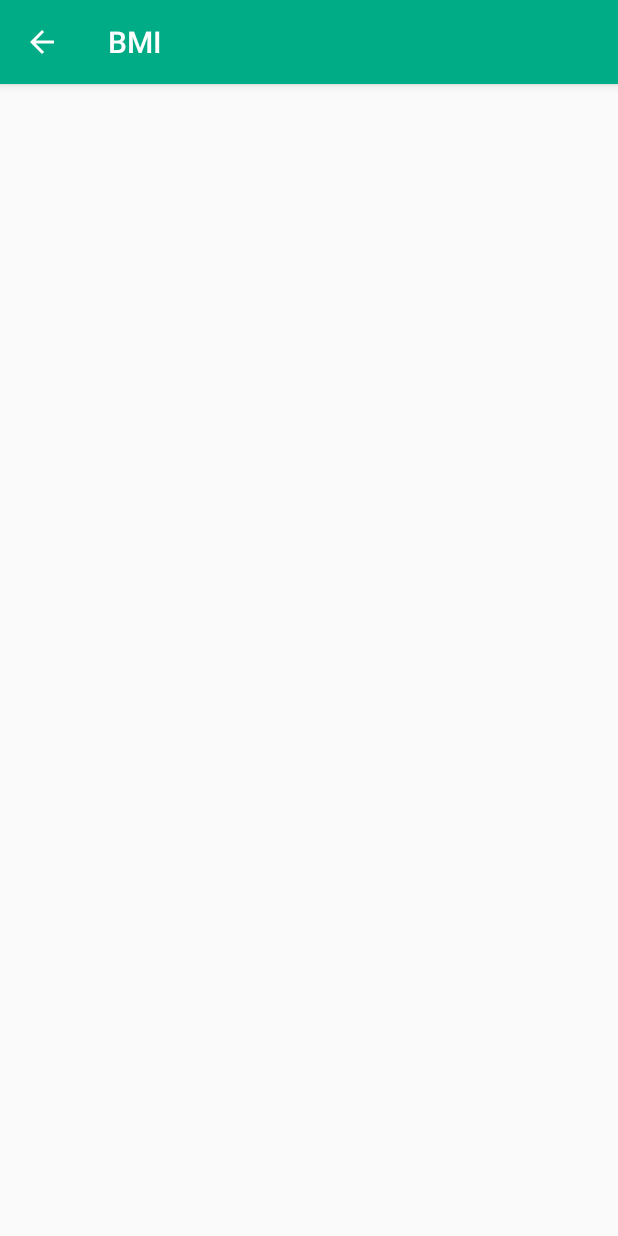
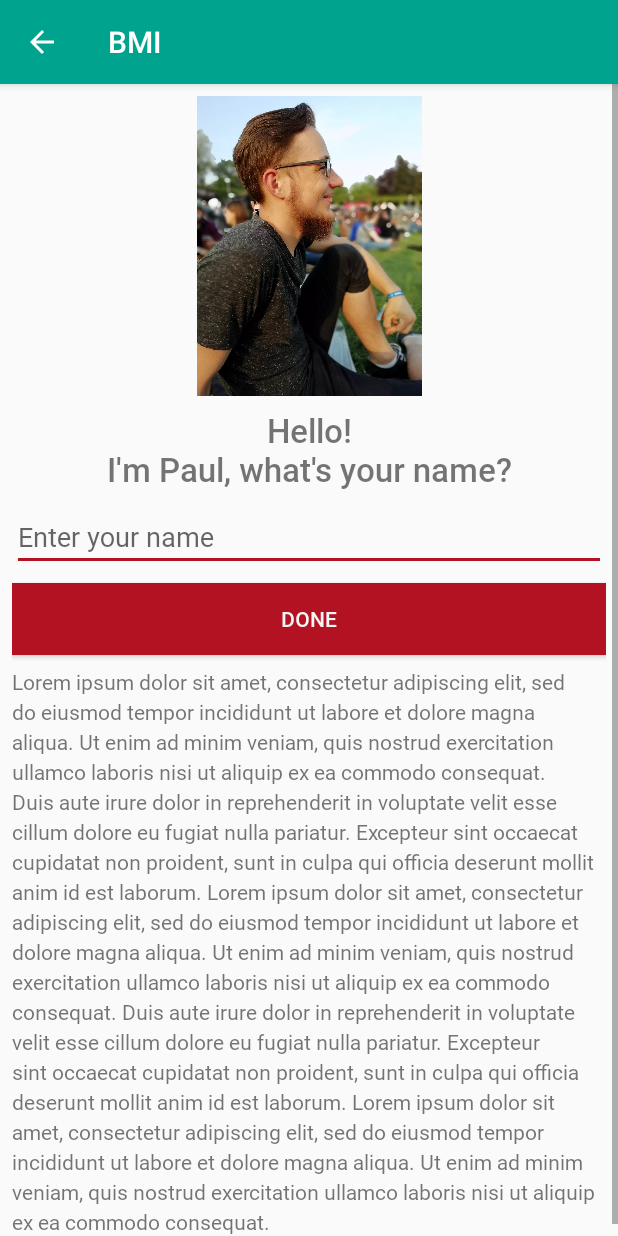
Before and after one commit to paweloot/bmi-app, an Android app: the screen it shows after launch (AboutActivity), in the options menu, after a tap on "About me", on a phone screen of 412 x 824 dp. Run offline under Robolectric (Android 15) with nearby library versions, the phone set to English and light mode, and no system bars.

Commit message:
Create AboutMe Activity

```diff
--- a/app/src/main/java/com/paweloot/bmi/AboutActivity.kt
+++ b/app/src/main/java/com/paweloot/bmi/AboutActivity.kt
@@ -5,6 +5,8 @@ import android.support.v4.app.NavUtils
 import android.support.v7.app.AppCompatActivity
 import android.view.MenuItem
 import android.view.View
+import android.widget.Button
+import android.widget.Toast
 import kotlinx.android.synthetic.main.activity_about.*
 
 class AboutActivity : AppCompatActivity() {
@@ -13,6 +15,14 @@ class AboutActivity : AppCompatActivity() {
         super.onCreate(savedInstanceState)
         setContentView(R.layout.activity_about)
 
+        showBackArrowOnActionBar()
+
+        done_button.setOnClickListener {
+            Toast.makeText(this, "Hello %s".format(name_edit.text.toString()), Toast.LENGTH_SHORT).show()
+        }
+    }
+
+    private fun showBackArrowOnActionBar() {
         supportActionBar?.setDisplayHomeAsUpEnabled(true)
     }
 
@@ -23,4 +33,6 @@ class AboutActivity : AppCompatActivity() {
 
         return super.onOptionsItemSelected(item)
     }
+
+
 }
--- a/app/src/main/java/com/paweloot/bmi/MainActivity.kt
+++ b/app/src/main/java/com/paweloot/bmi/MainActivity.kt
@@ -20,19 +20,19 @@ class MainActivity : AppCompatActivity() {
             bmi_category_text.text = null
 
             if (isInputTextValid()) {
-                val mass: Int = mass_input.text.toString().toInt()
-                val height: Int = height_input.text.toString().toInt()
+                val mass: Int = mass_edit.text.toString().toInt()
+                val height: Int = height_edit.text.toString().toInt()
 
                 setBmiResultText(BmiForKgCm(mass, height).calcBmi())
             } else {
-                mass_input.error = when {
-                    mass_input.text.isEmpty() -> getString(R.string.empty_input_error)
-                    mass_input.text.toString().toInt() == 0 -> getString(R.string.zero_input_error)
+                mass_edit.error = when {
+                    mass_edit.text.isEmpty() -> getString(R.string.empty_input_error)
+                    mass_edit.text.toString().toInt() == 0 -> getString(R.string.zero_input_error)
                     else -> null
                 }
-                height_input.error = when {
-                    height_input.text.isEmpty() -> getString(R.string.empty_input_error)
-                    height_input.text.toString().toInt() == 0 -> getString(R.string.zero_input_error)
+                height_edit.error = when {
+                    height_edit.text.isEmpty() -> getString(R.string.empty_input_error)
+                    height_edit.text.toString().toInt() == 0 -> getString(R.string.zero_input_error)
                     else -> null
                 }
             }
@@ -53,7 +53,7 @@ class MainActivity : AppCompatActivity() {
     }
 
     override fun onSaveInstanceState(outState: Bundle?) {
-        outState?.putString("bmiResult", bmi_result_text.text.toString())
+        outState?.putString("bmiResult", bmi_result_text?.text.toString())
         super.onSaveInstanceState(outState)
     }
 
@@ -63,10 +63,10 @@ class MainActivity : AppCompatActivity() {
     }
 
     private fun isInputTextValid(): Boolean {
-        return !(mass_input.text.isEmpty() ||
-                mass_input.text.toString().toInt() == 0 ||
-                height_input.text.isEmpty() ||
-                height_input.text.toString().toInt() == 0)
+        return !(mass_edit.text.isEmpty() ||
+                mass_edit.text.toString().toInt() == 0 ||
+                height_edit.text.isEmpty() ||
+                height_edit.text.toString().toInt() == 0)
     }
 
     private fun setBmiResultText(bmi: Double) {
--- a/app/src/main/res/layout/activity_about.xml
+++ b/app/src/main/res/layout/activity_about.xml
@@ -1,5 +1,45 @@
 <?xml version="1.0" encoding="utf-8"?>
-<LinearLayout xmlns:android="http://schemas.android.com/apk/res/android"
-              android:orientation="vertical"
-              android:layout_width="match_parent"
-              android:layout_height="match_parent"/>
+<ScrollView xmlns:android="http://schemas.android.com/apk/res/android"
+            xmlns:app="http://schemas.android.com/apk/res-auto" android:layout_width="match_parent"
+            android:layout_height="match_parent">
+
+
+    <LinearLayout
+            android:orientation="vertical"
+            android:layout_width="match_parent"
+            android:layout_height="wrap_content"
+            android:padding="@dimen/layout_padding">
+        <ImageView
+                android:layout_width="match_parent"
+                android:layout_height="200dp" app:srcCompat="@drawable/paul_img" android:id="@+id/paul_image"
+                android:contentDescription="@string/paul_img_description"/>
+        <TextView
+                android:text="@string/hello_header"
+                android:layout_width="match_parent"
+                android:layout_height="wrap_content" android:id="@+id/header_text"
+                android:textAlignment="center" android:textSize="@dimen/header_text_size"
+                android:fontFamily="@font/roboto_medium" android:layout_marginTop="@dimen/layout_margin"/>
+        <EditText
+                android:layout_width="match_parent"
+                android:layout_height="wrap_content"
+                android:inputType="textPersonName"
+                android:ems="10"
+                android:id="@+id/name_edit" android:hint="@string/enter_name_hint"
+                style="@style/Widget.AppCompat.EditText" android:fontFamily="@font/roboto"
+                android:layout_marginTop="@dimen/layout_margin" android:autofillHints=""
+                android:textSize="@dimen/edit_text_size"/>
+        <Button
+                android:text="@string/done"
+                android:layout_width="match_parent"
+                android:layout_height="wrap_content" android:id="@+id/done_button"
+                android:fontFamily="@font/roboto_medium"
+                android:textSize="@dimen/button_text_size" android:background="@color/colorAccent"
+                style="@style/roboto_button" android:layout_marginTop="@dimen/layout_margin"/>
+        <TextView
+                android:text="@string/bio"
+                android:layout_width="match_parent"
+                android:layout_height="wrap_content" android:id="@+id/bio_text" android:textSize="@dimen/text_size"
+                android:lineSpacingExtra="@dimen/line_spacing_extra" android:fontFamily="@font/roboto"
+                android:layout_marginTop="@dimen/layout_margin"/>
+    </LinearLayout>
+</ScrollView>
--- a/app/src/main/res/values/colors.xml
+++ b/app/src/main/res/values/colors.xml
@@ -1,8 +1,8 @@
 <?xml version="1.0" encoding="utf-8"?>
 <resources>
-    <color name="colorPrimary">#00ac86</color>
-    <color name="colorPrimaryDark">#008f66</color>
-    <color name="colorAccent">#ac0025</color>
+    <color name="colorPrimary">#00a38d</color>
+    <color name="colorPrimaryDark">#00866e</color>
+    <color name="colorAccent">#b21221</color>
 
     <color name="colorButtonText">#F5F5F5</color>
 
--- /dev/null
+++ b/app/src/main/res/values/dimens.xml
@@ -0,0 +1,10 @@
+<?xml version="1.0" encoding="utf-8"?>
+<resources>
+    <dimen name="text_size">14sp</dimen>
+    <dimen name="line_spacing_extra">4sp</dimen>
+    <dimen name="header_text_size">22sp</dimen>
+    <dimen name="button_text_size">14sp</dimen>
+    <dimen name="layout_margin">8dp</dimen>
+    <dimen name="edit_text_size">18sp</dimen>
+    <dimen name="layout_padding">8dp</dimen>
+</resources>
--- a/app/src/main/res/values/strings.xml
+++ b/app/src/main/res/values/strings.xml
@@ -17,4 +17,23 @@
 
     <string name="about_me">About me</string>
     <string name="switch_units">Switch to imperial units</string>
+    <string name="paul_img_description">Myself</string>
+    <string name="bio">
+        Lorem ipsum dolor sit amet, consectetur adipiscing elit, sed do eiusmod tempor incididunt ut labore et dolore
+        magna aliqua. Ut enim ad minim veniam, quis nostrud exercitation ullamco laboris nisi ut aliquip ex ea commodo
+        consequat. Duis aute irure dolor in reprehenderit in voluptate velit esse cillum dolore eu fugiat nulla
+        pariatur. Excepteur sint occaecat cupidatat non proident, sunt in culpa qui officia deserunt mollit anim id est
+        laborum. Lorem ipsum dolor sit amet, consectetur adipiscing elit, sed do eiusmod tempor incididunt ut labore et dolore
+        magna aliqua. Ut enim ad minim veniam, quis nostrud exercitation ullamco laboris nisi ut aliquip ex ea commodo
+        consequat. Duis aute irure dolor in reprehenderit in voluptate velit esse cillum dolore eu fugiat nulla
+        pariatur. Excepteur sint occaecat cupidatat non proident, sunt in culpa qui officia deserunt mollit anim id est
+        laborum. Lorem ipsum dolor sit amet, consectetur adipiscing elit, sed do eiusmod tempor incididunt ut labore et dolore
+        magna aliqua. Ut enim ad minim veniam, quis nostrud exercitation ullamco laboris nisi ut aliquip ex ea commodo
+        consequat.
+    </string>
+    <string name="hello_header">Hello!\nI\'m Paul, what\'s your name?</string>
+    <string name="enter_name_hint">Enter your name</string>
+    <string name="done">DONE</string>
+
+    <string name="hello">Hello </string>
 </resources>
--- a/app/src/main/res/values/styles.xml
+++ b/app/src/main/res/values/styles.xml
@@ -7,5 +7,11 @@
         <item name="colorPrimaryDark">@color/colorPrimaryDark</item>
         <item name="colorAccent">@color/colorAccent</item>
     </style>
+    <style name="roboto_button">
+        <item name="android:background">@color/colorAccent</item>
+        <item name="android:textColor">@color/colorButtonText</item>
+        <item name="android:fontFamily">@font/roboto_medium</item>
+        <item name="android:textSize">@dimen/button_text_size</item>
+    </style>
 
 </resources>
```
Also changed, not shown: app/src/main/res/layout/activity_main.xml (+21 -16 lines), app/src/main/res/drawable-hdpi/paul_img.webp (added), app/src/main/res/drawable-mdpi/paul_img.webp (added), app/src/main/res/drawable-xhdpi/paul_img.webp (added), app/src/main/res/font/roboto.ttf (added), app/src/main/res/font/roboto_medium.ttf (added).
